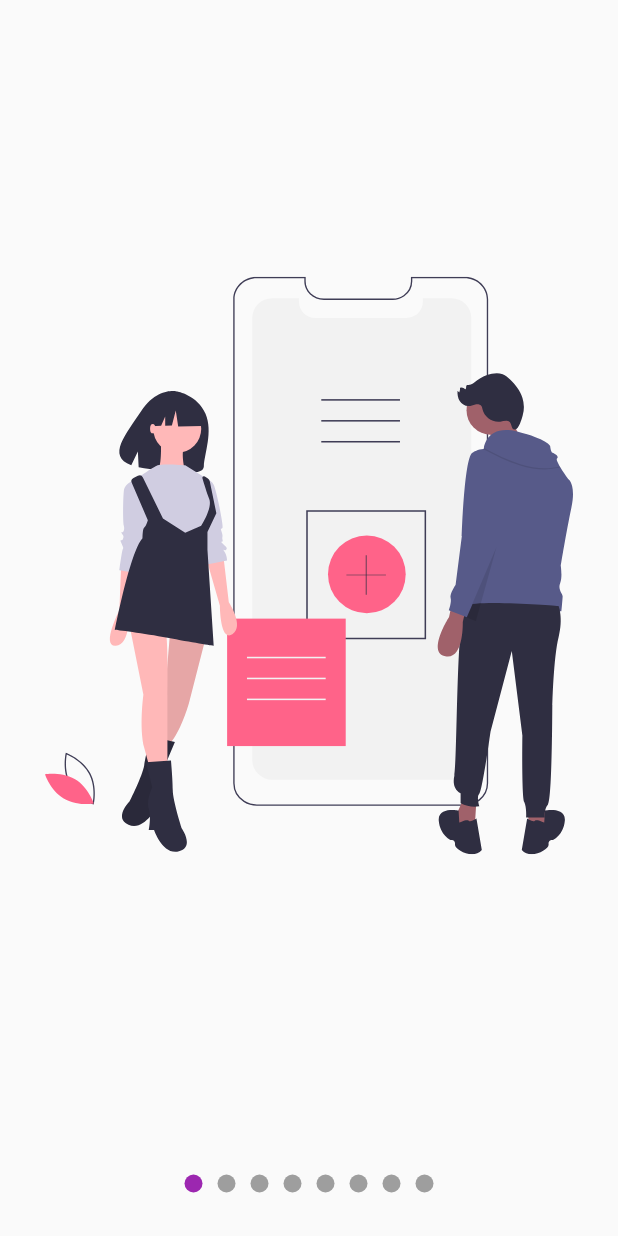
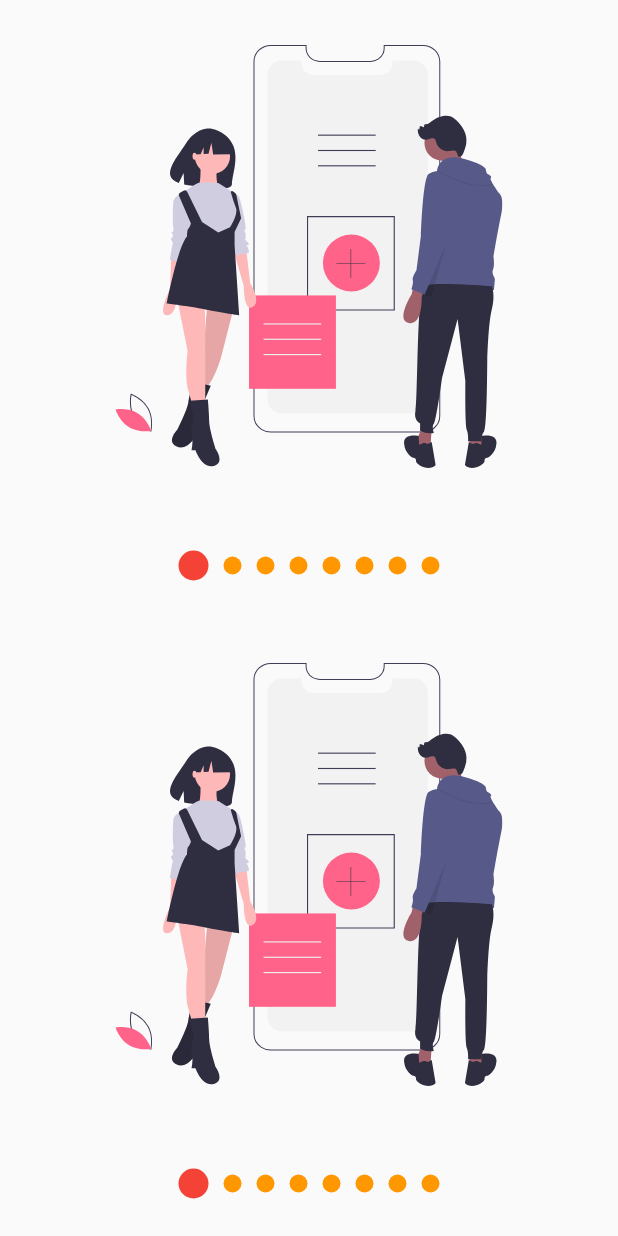
Before and after one commit to redemtiom/flutter_designs, a Flutter app: the screen it shows after launch, on a phone screen of 412 x 824 dp. Run offline on Flutter 3.47's test engine with Material 2 defaults, Android fonts, the phone set to English and light mode, and no system bars; our stand-ins replace flutter_svg.

Commit message:
added microtask to manage provider changes after sync widget

```diff
--- a/lib/src/pages/slideshow_page.dart
+++ b/lib/src/pages/slideshow_page.dart
@@ -9,9 +9,26 @@ class SlideshowPage extends StatelessWidget {
   @override
   Widget build(BuildContext context) {
     return Scaffold(
-      body: Slideshow(
-        primaryColor: Colors.purple,
-        //secondaryColor: Colors.white,
+      body: Column(children: [
+        Expanded(child: MiSlideShow()),
+        Expanded(child: MiSlideShow())
+      ],),
+    );
+  }
+}
+
+class MiSlideShow extends StatelessWidget {
+  const MiSlideShow({
+    Key? key,
+  }) : super(key: key);
+
+  @override
+  Widget build(BuildContext context) {
+    return Slideshow(
+      primaryColor: Colors.red,
+      secondaryColor: Colors.orange,
+      primaryBullet: 20,
+      secondaryBullet: 12,
       slides: [
       SvgPicture.asset('assets/svgs/slide-1.svg'),
       SvgPicture.asset('assets/svgs/slide-2.svg'),
@@ -21,7 +38,6 @@ class SlideshowPage extends StatelessWidget {
       SvgPicture.asset('assets/svgs/slide-3.svg'),
       SvgPicture.asset('assets/svgs/slide-4.svg'),
       SvgPicture.asset('assets/svgs/slide-5.svg'),
-      ],),
-    );
+    ],);
   }
 }
--- a/lib/src/widgets/slideshow.dart
+++ b/lib/src/widgets/slideshow.dart
@@ -7,27 +7,44 @@ class Slideshow extends StatelessWidget {
       {Key? key,
       required this.slides,
       this.primaryColor = Colors.blue,
-      this.secondaryColor = Colors.grey})
+      this.secondaryColor = Colors.grey,
+      this.primaryBullet = 12.0,
+      this.secondaryBullet = 12.0})
       : super(key: key);
 
   final List<Widget> slides;
   final Color primaryColor;
   final Color secondaryColor;
+  final double primaryBullet;
+  final double secondaryBullet;
 
   @override
   Widget build(BuildContext context) {
     return ChangeNotifierProvider(
-      create: (_) => _SlideshowModel(primaryColor, secondaryColor),
-      child: Center(
-        child: Column(
+      create: (_) => _SlideshowModel(),
+      child: Center(child: Builder(
+        builder: (context) {
+          Future.microtask(() {
+            Provider.of<_SlideshowModel>(context, listen: false).primaryColor =
+                primaryColor;
+            Provider.of<_SlideshowModel>(context, listen: false)
+                .secondaryColor = secondaryColor;
+            Provider.of<_SlideshowModel>(context, listen: false).primaryBullet =
+                primaryBullet;
+            Provider.of<_SlideshowModel>(context, listen: false)
+                .secondaryBullet = secondaryBullet;
+          });
+
+          return Column(
             children: [
               Expanded(child: _Slides(slides: slides)),
               _Dots(
                 length: slides.length,
               ),
             ],
-        ),
-      ),
+          );
+        },
+      )),
     );
   }
 }
@@ -57,18 +74,29 @@ class _Dot extends StatelessWidget {
 
   @override
   Widget build(BuildContext context) {
-    //final pageViewIndex = Provider.of<_SlideshowModel>(context).currentPage;
     final ssModel = Provider.of<_SlideshowModel>(context);
+    final double dotSize;
+    final Color color;
+    // final dotSize = (ssModel.currentPage == index)
+    //     ? ssModel.primaryBullet
+    //     : ssModel.secondaryBullet;
+
+    if (ssModel.currentPage >= index - 0.5 &&
+        ssModel.currentPage < index + 0.5) {
+      dotSize = ssModel.primaryBullet;
+      color = ssModel.primaryColor;
+    } else {
+      dotSize = ssModel.secondaryBullet;
+      color = ssModel.secondaryColor;
+    }
 
     return AnimatedContainer(
       duration: const Duration(milliseconds: 200),
-      width: 12,
-      height: 12,
+      width: dotSize,
+      height: dotSize,
       margin: const EdgeInsets.symmetric(horizontal: 5.0),
       decoration: BoxDecoration(
-        color: (ssModel.currentPage >= index - 0.5 && ssModel.currentPage < index + 0.5)
-            ? ssModel.primaryColor
-            : ssModel.secondaryColor,
+        color: color,
         shape: BoxShape.circle,
       ),
     );
@@ -90,8 +118,6 @@ class _SlidesState extends State<_Slides> {
   @override
   void initState() {
     pageViewController.addListener(() {
-      //print('Pagina actual: ${pageViewController.page}');
-      // Actualizar el provider, sliderModel
       Provider.of<_SlideshowModel>(context, listen: false).currentPage =
           pageViewController.page!;
     });
@@ -136,16 +162,30 @@ class _Slide extends StatelessWidget {
 
 class _SlideshowModel with ChangeNotifier {
   double _currentPage = 0;
-  late Color _primaryColor;
-  late Color _secondaryColor;
-
-  _SlideshowModel(this._primaryColor, this._secondaryColor);
+  Color _primaryColor = Colors.blue;
+  Color _secondaryColor = Colors.grey;
+  double _primaryBullet = 12;
+  double _secondaryBullet = 12;
 
   double get currentPage => _currentPage;
 
   Color get primaryColor => _primaryColor;
 
   Color get secondaryColor => _secondaryColor;
+
+  double get primaryBullet => _primaryBullet;
+
+  double get secondaryBullet => _secondaryBullet;
+
+  set primaryBullet(double value) {
+    _primaryBullet = value;
+    //notifyListeners();
+  }
+
+  set secondaryBullet(double value) {
+    _secondaryBullet = value;
+    //notifyListeners();
+  }
 
   set currentPage(double currentPage) {
     _currentPage = currentPage;
@@ -154,7 +194,7 @@ class _SlideshowModel with ChangeNotifier {
 
   set primaryColor(Color color) {
     _primaryColor = color;
-    notifyListeners();
+    // notifyListeners();
   }
 
   set secondaryColor(Color color) {
```
Lines whose indentation alone changed are shown as unchanged.
